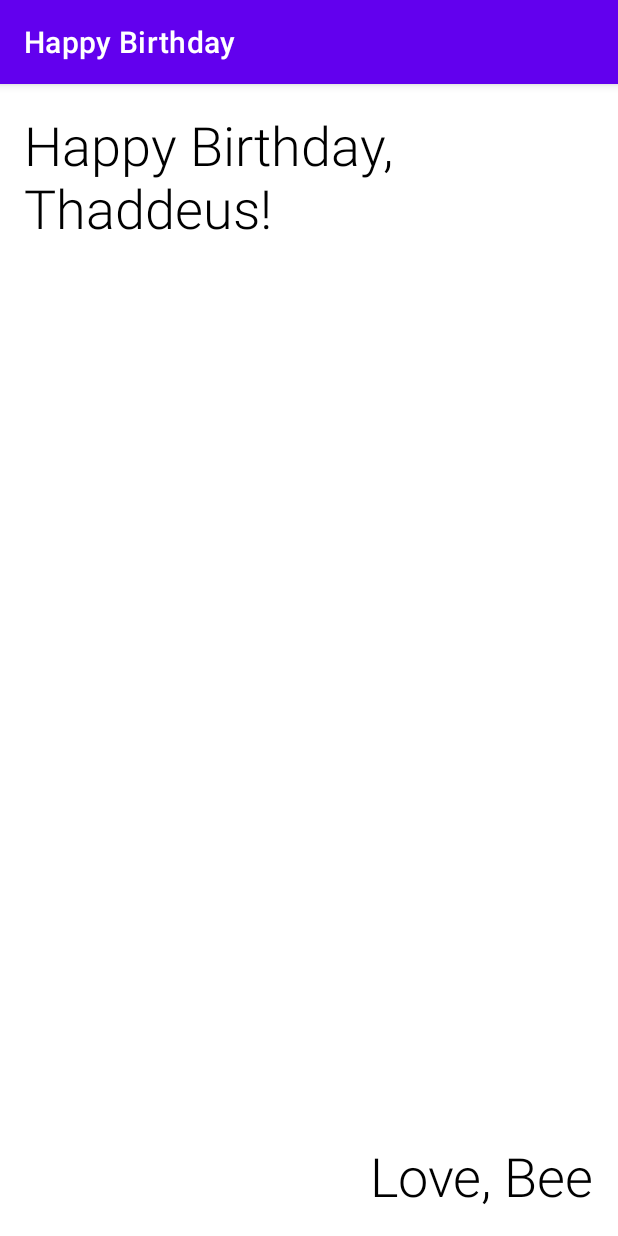
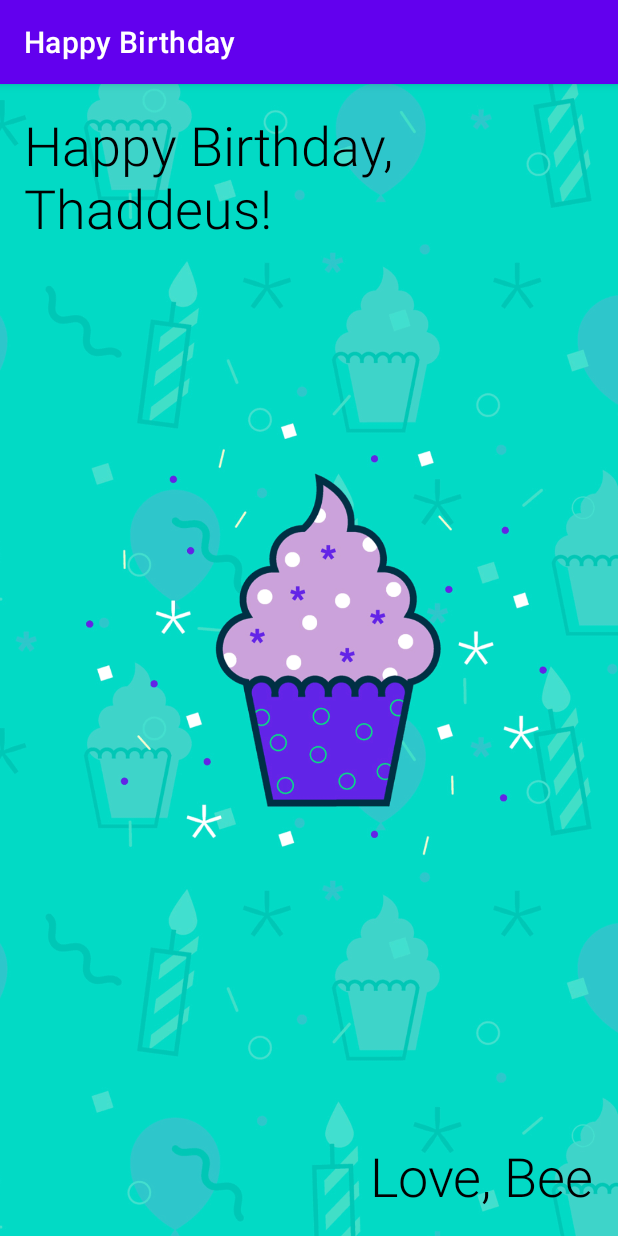
Before and after one commit to beecancode/KotlinBirthdayCard, an Android app: the screen it shows after launch (MainActivity), on a phone screen of 412 x 824 dp. Run offline under Robolectric (Android 15) with nearby library versions, the phone set to English and light mode, and no system bars.

Commit message:
Add imageView/Format

```diff
--- a/app/src/main/res/layout/activity_main.xml
+++ b/app/src/main/res/layout/activity_main.xml
@@ -5,6 +5,17 @@
     android:layout_width="match_parent"
     android:layout_height="match_parent"
     tools:context=".MainActivity">
+
+    <ImageView
+        android:id="@+id/imageView"
+        android:layout_width="0dp"
+        android:layout_height="0dp"
+        android:scaleType="centerCrop"
+        app:layout_constraintBottom_toBottomOf="parent"
+        app:layout_constraintEnd_toEndOf="parent"
+        app:layout_constraintStart_toStartOf="parent"
+        app:layout_constraintTop_toTopOf="parent"
+        app:srcCompat="@drawable/androidparty" />
 
     <TextView
         android:id="@+id/textView"
@@ -31,4 +42,5 @@
         android:textSize="36sp"
         app:layout_constraintBottom_toBottomOf="parent"
         app:layout_constraintEnd_toEndOf="parent" />
+
 </androidx.constraintlayout.widget.ConstraintLayout>
```
